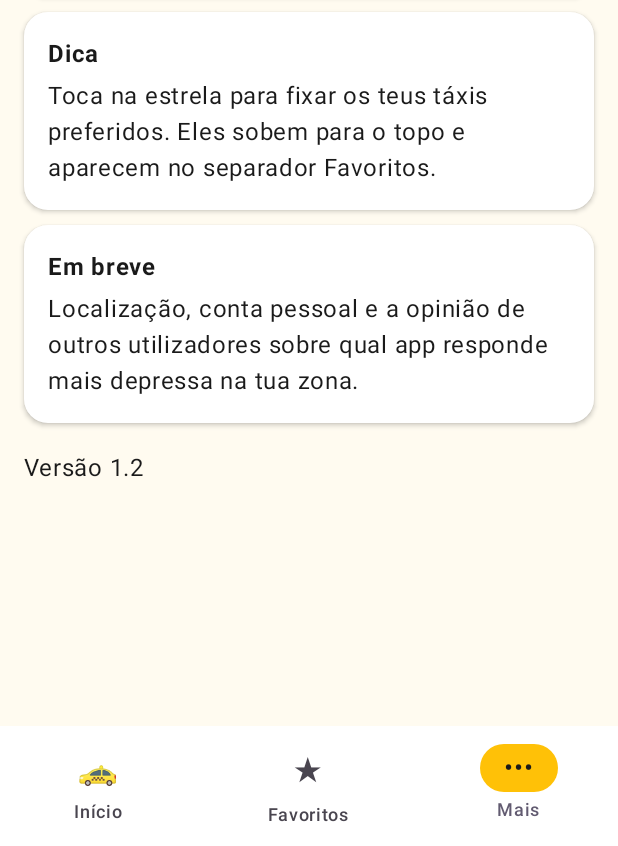
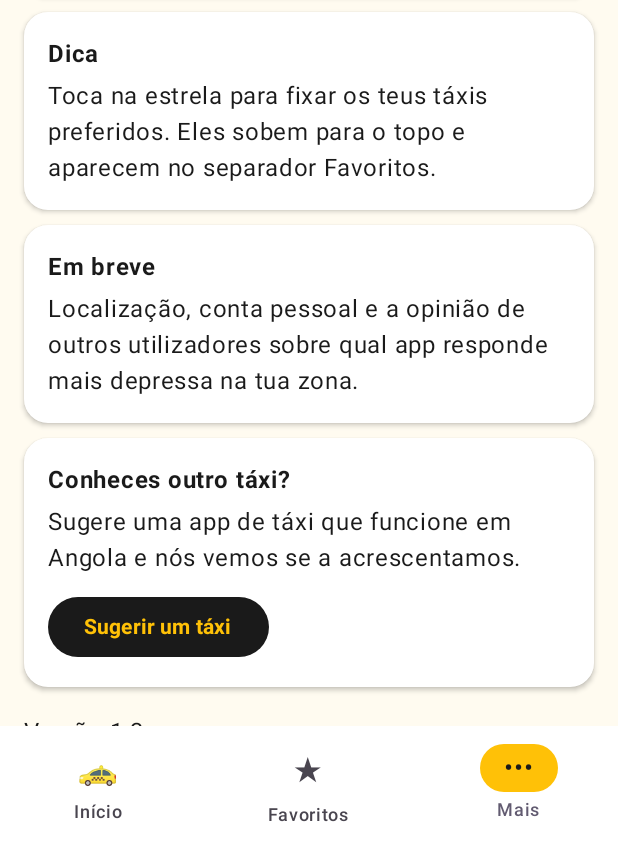
Before and after one commit to PedroPinto123/taxihub, an Android app built with Jetpack Compose: the screen it shows after launch (MainActivity), item 3 of the bottom bar chosen, on a phone screen of 412 x 824 dp, the part 390-1236 px from its top. Run offline under Robolectric (Android 15) with nearby library versions, the phone set to English and light mode, and no system bars.

Commit message:
Sugerir taxi

```diff
--- a/app/src/main/java/ao/taxihub/MainActivity.kt
+++ b/app/src/main/java/ao/taxihub/MainActivity.kt
@@ -81,7 +81,8 @@ fun parseTaxis(json: String): List<TaxiApp> {
         val item = array.getJSONObject(i)
         val name = item.getString("nome")
         val pkg = item.getString("pacote")
-        if (name.isNotBlank() && pkg.isNotBlank()) {
+        val active = item.optBoolean("ativo", true)
+        if (active && name.isNotBlank() && pkg.isNotBlank()) {
             result.add(TaxiApp(name, pkg))
         }
     }
@@ -301,7 +302,8 @@ fun MoreTab() {
                 "Localização, conta pessoal e a opinião de outros utilizadores sobre qual app responde mais depressa na tua zona."
             )
         }
-        item { Text("Versão 1.2", modifier = Modifier.padding(top = 8.dp)) }
+        item { SuggestCard() }
+        item { Text("Versão 1.3", modifier = Modifier.padding(top = 8.dp)) }
     }
 }
 
--- /dev/null
+++ b/app/src/main/java/ao/taxihub/Suggest.kt
@@ -0,0 +1,62 @@
+package ao.taxihub
+
+import android.content.Context
+import android.content.Intent
+import android.net.Uri
+import android.widget.Toast
+import androidx.compose.foundation.layout.*
+import androidx.compose.foundation.shape.RoundedCornerShape
+import androidx.compose.material3.*
+import androidx.compose.runtime.Composable
+import androidx.compose.ui.Modifier
+import androidx.compose.ui.graphics.Color
+import androidx.compose.ui.platform.LocalContext
+import androidx.compose.ui.text.font.FontWeight
+import androidx.compose.ui.unit.dp
+import androidx.compose.ui.unit.sp
+
+const val SUGGESTION_EMAIL = "taxiagil.sugestoes@gmail.com"
+
+@Composable
+fun SuggestCard() {
+    val context = LocalContext.current
+    Card(
+        shape = RoundedCornerShape(16.dp),
+        colors = CardDefaults.cardColors(containerColor = Color.White),
+        elevation = CardDefaults.cardElevation(defaultElevation = 2.dp),
+        modifier = Modifier.fillMaxWidth()
+    ) {
+        Column(modifier = Modifier.padding(16.dp)) {
+            Text("Conheces outro táxi?", fontSize = 16.sp, fontWeight = FontWeight.Bold)
+            Spacer(Modifier.height(4.dp))
+            Text("Sugere uma app de táxi que funcione em Angola e nós vemos se a acrescentamos.")
+            Spacer(Modifier.height(10.dp))
+            Button(
+                onClick = { suggestTaxi(context) },
+                colors = ButtonDefaults.buttonColors(
+                    containerColor = Ink,
+                    contentColor = Yellow
+                )
+            ) {
+                Text("Sugerir um táxi", fontWeight = FontWeight.Bold)
+            }
+        }
+    }
+}
+
+fun suggestTaxi(context: Context) {
+    val intent = Intent(Intent.ACTION_SENDTO).apply {
+        data = Uri.parse("mailto:")
+        putExtra(Intent.EXTRA_EMAIL, arrayOf(SUGGESTION_EMAIL))
+        putExtra(Intent.EXTRA_SUBJECT, "Sugestão de táxi para a Táxi Ágil")
+        putExtra(
+            Intent.EXTRA_TEXT,
+            "Nome da app de táxi:\n\nLigação da Play Store:\n\nCidades de Angola onde funciona:\n"
+        )
+    }
+    try {
+        context.startActivity(intent)
+    } catch (e: Exception) {
+        Toast.makeText(context, "Não encontrei uma app de email neste telemóvel.", Toast.LENGTH_LONG).show()
+    }
+}
```
